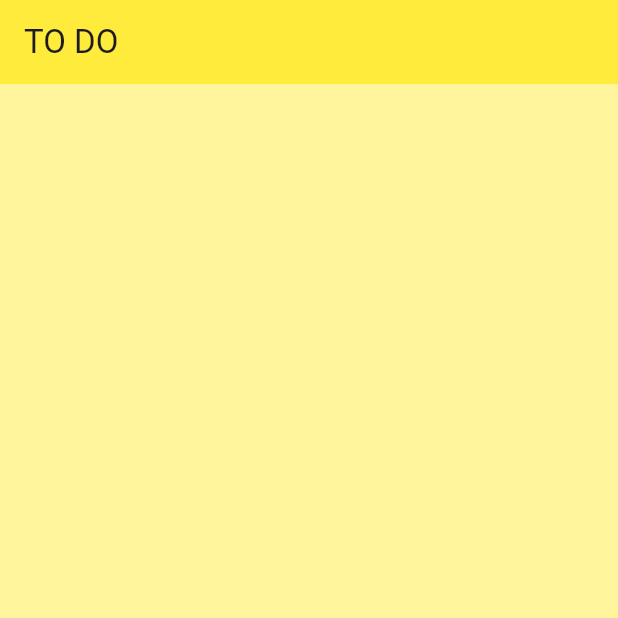
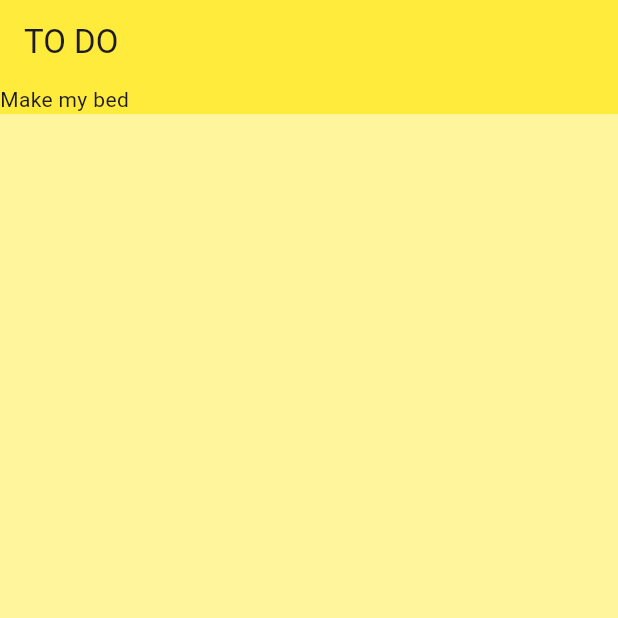
Before and after one commit to chrisprogod/to_do_app, a Flutter app: the screen it shows after launch, on a phone screen of 412 x 824 dp, the top half of it. Run offline on Flutter 3.47's test engine with Material 3 defaults, Android fonts, the phone set to English and light mode, and no system bars.

Commit message:
the list view withing the home page is parent instances of the todo_tile which are containers (not scaffholds meaning the page dosent compelttly switch instead, a smal container is showned)

```diff
--- a/lib/pages/home_page.dart
+++ b/lib/pages/home_page.dart
@@ -1,4 +1,5 @@
 import 'package:flutter/material.dart';
+import 'package:to_do_app/util/todo_tile.dart';
 
 class HomePage extends StatefulWidget {
   const HomePage({super.key});
@@ -16,9 +17,7 @@ class _HomePageState extends State<HomePage> {
         title: Text("TO DO"),
       ),
       body: ListView(
-        children: [
-          // ToDoList(),
-        ],
+        children: [TodoTile()],
       ),
     );
   }
--- /dev/null
+++ b/lib/util/todo_tile.dart
@@ -0,0 +1,13 @@
+import 'package:flutter/material.dart';
+
+class TodoTile extends StatelessWidget {
+  const TodoTile({super.key});
+
+  @override
+  Widget build(BuildContext context) {
+    return Container(
+      decoration: BoxDecoration(color: Colors.yellow),
+      child: Text("Make my bed"),
+    );
+  }
+}
```
